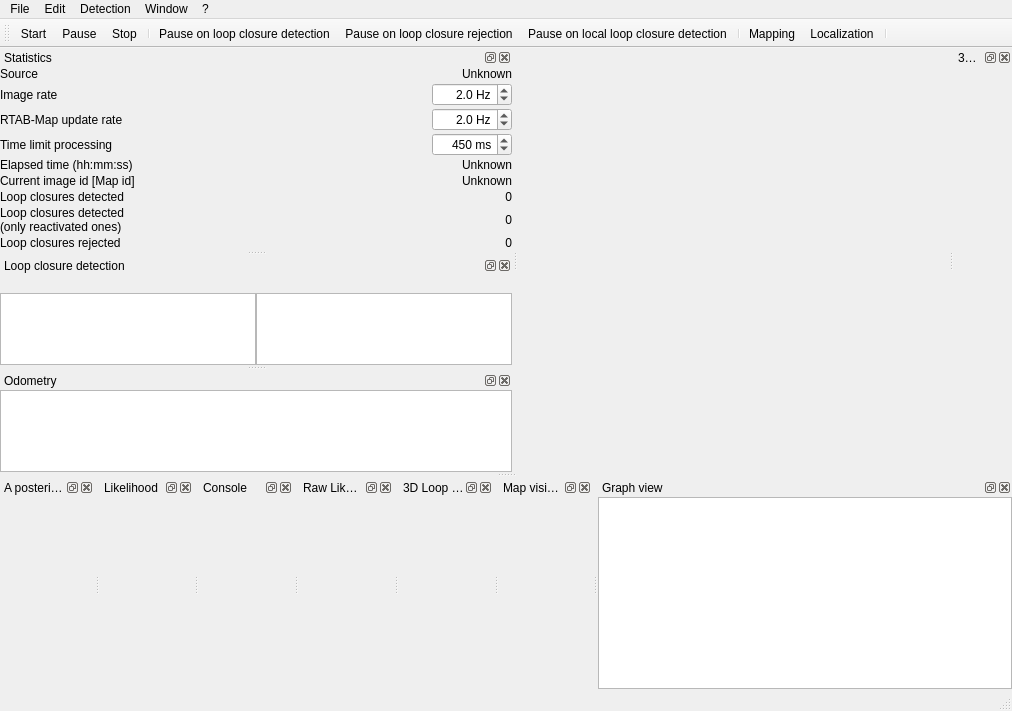
introlab/rtabmap, file guilib/src/ui/mainWindow.ui: the form before one commit.
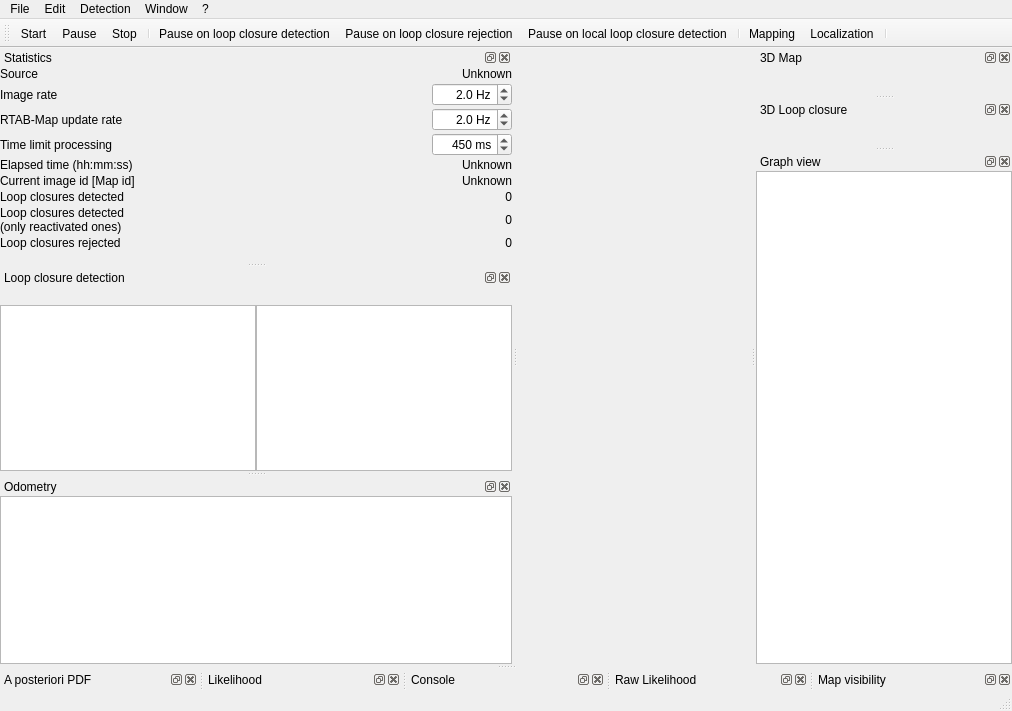
The form after the commit. Icons and pictures are not drawn. Custom widgets are drawn as their Qt base class.

Commit message: updated default layout

What changed in the file:
```diff
--- a/guilib/src/ui/mainWindow.ui
+++ b/guilib/src/ui/mainWindow.ui
@@ -577,7 +577,7 @@
     <string>3D Loop closure</string>
    </property>
    <attribute name="dockWidgetArea">
-    <number>8</number>
+    <number>2</number>
    </attribute>
    <widget class="QWidget" name="dockWidgetContents_7">
     <layout class="QVBoxLayout" name="verticalLayout_7">
@@ -619,7 +619,7 @@
     <string>Graph view</string>
    </property>
    <attribute name="dockWidgetArea">
-    <number>8</number>
+    <number>2</number>
    </attribute>
    <widget class="QWidget" name="dockWidgetContents_9">
     <layout class="QVBoxLayout" name="verticalLayout_10">
```
Left out of the diff: 8 changed lines with no effect on the pictures. The commit also changes 2 other files.
